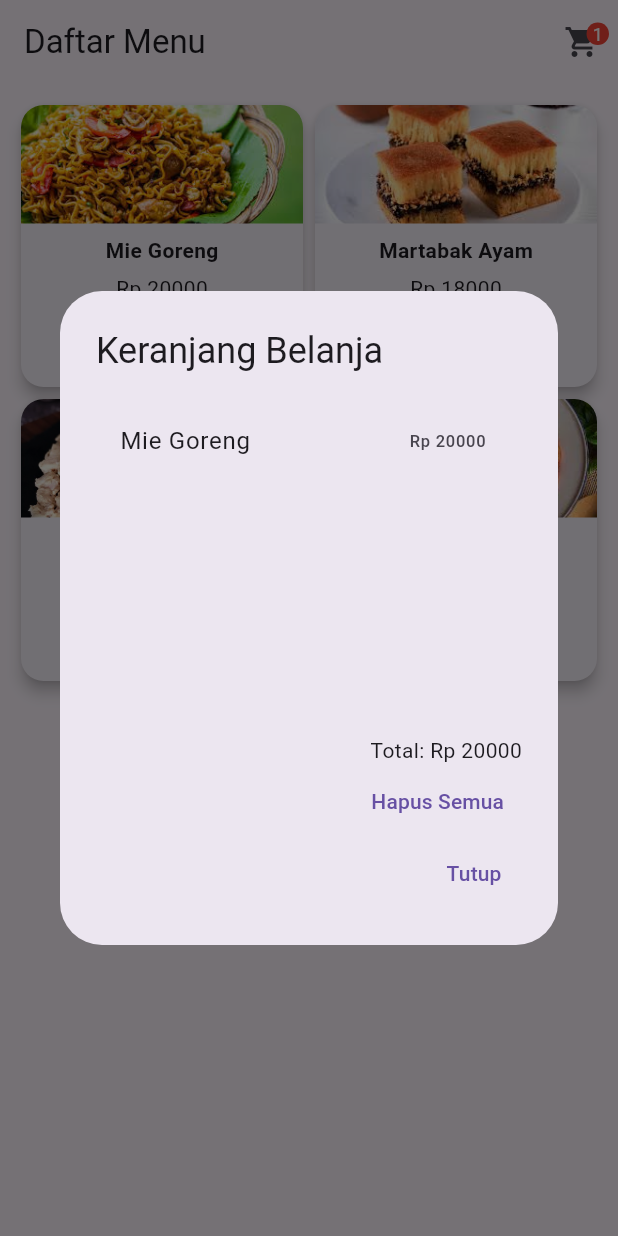
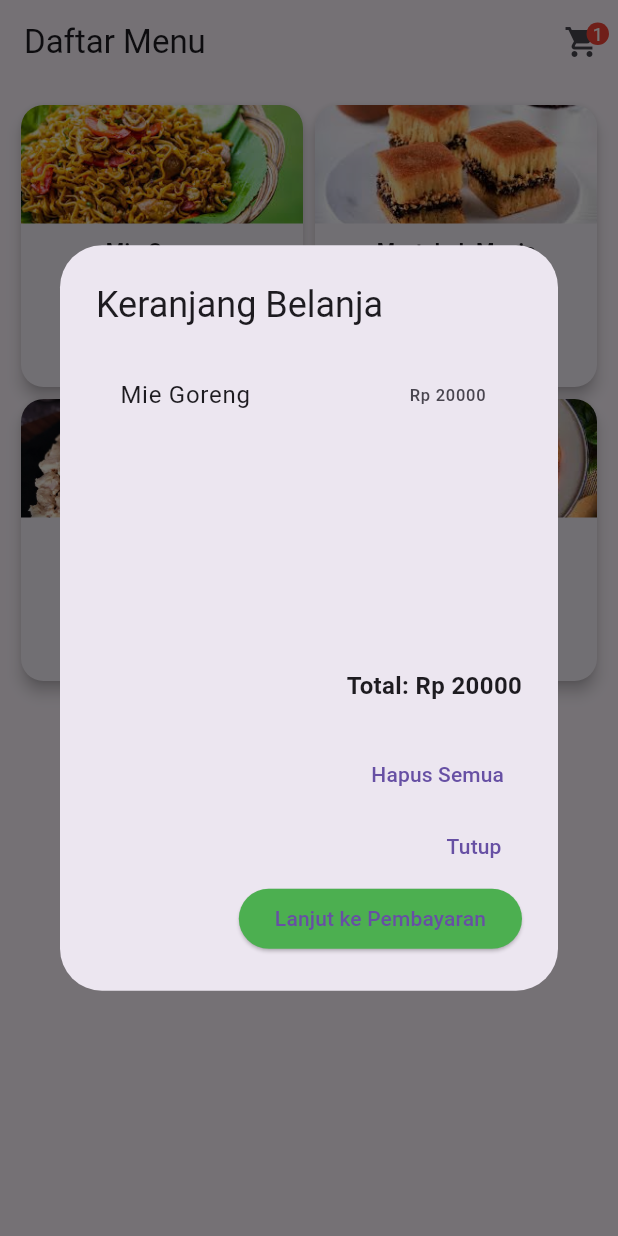
Before and after one commit to ferdyUntar/utskel2, a Flutter app: the screen it shows after launch, after a tap on "Tambah", after a tap on the "shopping cart" icon, on a phone screen of 412 x 824 dp. Run offline on Flutter 3.47's test engine with Material 3 defaults, Android fonts, the phone set to English and light mode, and no system bars.

```diff
--- a/lib/main.dart
+++ b/lib/main.dart
@@ -2,6 +2,7 @@ import 'package:flutter/material.dart';
 import 'package:provider/provider.dart';
 import 'providers/cart_provider.dart';
 import 'screens/menu_screen.dart';
+import 'screens/pembayaran_screen.dart'; // ✅ tambahkan ini
 
 void main() {
   runApp(
@@ -22,6 +23,13 @@ class MyApp extends StatelessWidget {
       title: 'Aplikasi Pemesanan Makanan',
       theme: ThemeData(primarySwatch: Colors.red),
       home: const MenuScreen(),
+
+
+      routes: {
+        '/pembayaran': (context) => const PembayaranScreen(
+          totalHarga: 0, // akan diganti nilai sebenarnya saat navigasi
+        ),
+      },
     );
   }
 }
--- a/lib/providers/cart_provider.dart
+++ b/lib/providers/cart_provider.dart
@@ -23,4 +23,5 @@ class CartProvider with ChangeNotifier {
     _cart.clear();
     notifyListeners();
   }
+
 }
--- a/lib/screens/menu_screen.dart
+++ b/lib/screens/menu_screen.dart
@@ -3,6 +3,8 @@ import 'package:provider/provider.dart';
 import '../models/menu_item.dart';
 import '../providers/cart_provider.dart';
 import '../widgets/menu_card.dart';
+import '../screens/pembayaran_screen.dart';
+
 
 class MenuScreen extends StatelessWidget {
   const MenuScreen({super.key});
@@ -11,7 +13,7 @@ class MenuScreen extends StatelessWidget {
   Widget build(BuildContext context) {
     final List<MenuItem> menu = [
       MenuItem(name: 'Mie Goreng', price: 20000, image: 'assets/mie goreng.jpeg'),
-      MenuItem(name: 'Martabak Ayam', price: 18000, image: 'assets/martabak.jpeg'),
+      MenuItem(name: 'Martabak Manis', price: 18000, image: 'assets/martabak.jpeg'),
       MenuItem(name: 'Sate Taichan', price: 25000, image: 'assets/taichan.jpg'),
       MenuItem(name: 'Nasi Goreng', price: 20000, image: 'assets/nasigoreng.jpeg'),
     ];
@@ -65,38 +67,81 @@ class MenuScreen extends StatelessWidget {
   void _showCartDialog(BuildContext context, CartProvider cart) {
     showDialog(
       context: context,
-      builder: (_) => AlertDialog(
+      builder: (BuildContext dialogContext) {
+        return AlertDialog(
           title: const Text("Keranjang Belanja"),
-        content: cart.cart.isEmpty
+          content: SizedBox(
+            width: double.maxFinite,
+            child: cart.cart.isEmpty
                 ? const Text("Keranjang masih kosong")
-            : SizedBox(
+                : Column(
+              mainAxisSize: MainAxisSize.min,
+              children: [
+                SizedBox(
                   height: 200,
                   child: ListView.builder(
+                    shrinkWrap: true,
                     itemCount: cart.cart.length,
                     itemBuilder: (context, index) {
                       final item = cart.cart[index];
                       return ListTile(
                         title: Text(item.name),
-                trailing: Text("Rp ${item.price.toStringAsFixed(0)}"),
+                        trailing: Text(
+                          "Rp ${item.price.toStringAsFixed(0)}",
+                        ),
                       );
                     },
                   ),
                 ),
+                const SizedBox(height: 10),
+                Align(
+                  alignment: Alignment.centerRight,
+                  child: Text(
+                    "Total: Rp ${cart.totalPrice.toStringAsFixed(0)}",
+                    style: const TextStyle(
+                      fontWeight: FontWeight.bold,
+                      fontSize: 16,
+                    ),
+                  ),
+                ),
+              ],
+            ),
+          ),
           actions: [
-          Text("Total: Rp ${cart.totalPrice.toStringAsFixed(0)}"),
             TextButton(
               onPressed: () {
                 cart.clearCart();
-              Navigator.pop(context);
+                Navigator.pop(dialogContext);
               },
               child: const Text("Hapus Semua"),
             ),
             TextButton(
-            onPressed: () => Navigator.pop(context),
+              onPressed: () => Navigator.pop(dialogContext),
               child: const Text("Tutup"),
             ),
-        ],
+            ElevatedButton(
+              onPressed: () {
+                Navigator.pop(dialogContext);
+                Navigator.push(
+                  context,
+                  MaterialPageRoute(
+                    builder: (context) => PembayaranScreen(
+                      totalHarga: cart.totalPrice,
+                    ),
                   ),
                 );
+              },
+              style: ElevatedButton.styleFrom(
+                backgroundColor: Colors.green,
+              ),
+              child: const Text("Lanjut ke Pembayaran"),
+            ),
+          ],
+        );
+      },
+    );
   }
+
+
+
 }
```
Also changed, not shown: lib/screens/cart_screen.dart (+76 -0 lines), lib/screens/pembayaran_screen.dart (+66 -0 lines), lib/widgets/cart_item.dart (deleted). Lines whose indentation alone changed are shown as unchanged.
